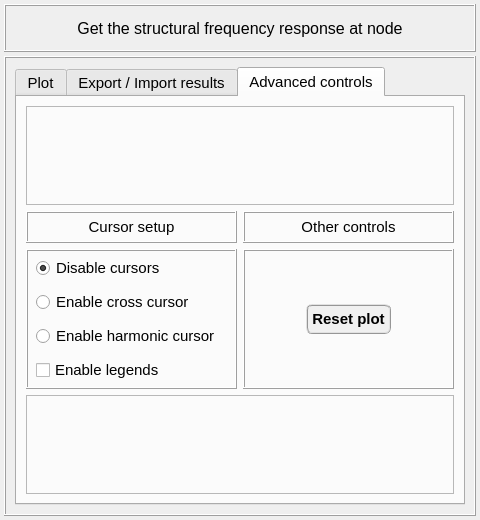
The window that data/user_input/ui/plots_/results_/structural_/plot_structural_frequency_response_input.ui (open-pulse/OpenPulse) describes before a commit, drawn with Qt 5.
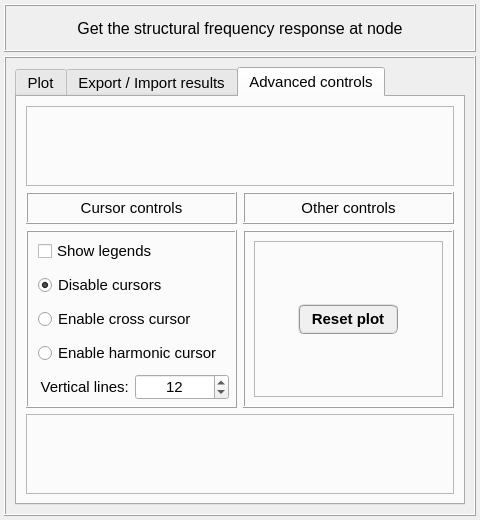
The same window after the commit. The open tabs and pages were chosen to show the change.

Commit message: Adding harmonic cursor to structural plots #165

```diff
--- a/data/user_input/ui/plots_/results_/structural_/plot_structural_frequency_response_input.ui
+++ b/data/user_input/ui/plots_/results_/structural_/plot_structural_frequency_response_input.ui
@@ -525,7 +525,7 @@
              <x>64</x>
              <y>44</y>
              <width>109</width>
-             <height>85</height>
+             <height>92</height>
             </rect>
            </property>
            <layout class="QGridLayout" name="gridLayout">
@@ -1330,7 +1330,10 @@
                  <property name="bottomMargin">
                   <number>2</number>
                  </property>
-                 <property name="spacing">
+                 <property name="horizontalSpacing">
+                  <number>6</number>
+                 </property>
+                 <property name="verticalSpacing">
                   <number>2</number>
                  </property>
                  <item row="0" column="4">
@@ -1375,7 +1378,7 @@
                    </property>
                    <property name="maximumSize">
                     <size>
-                     <width>160</width>
+                     <width>180</width>
                      <height>25</height>
                     </size>
                    </property>
@@ -1397,7 +1400,7 @@
                   </widget>
                  </item>
                  <item row="0" column="3">
-                  <widget class="QSpinBox" name="spinBox">
+                  <widget class="QSpinBox" name="spinBox_skiprows">
                    <property name="minimumSize">
                     <size>
                      <width>0</width>
@@ -1714,7 +1717,7 @@
           </item>
          </layout>
         </widget>
-        <widget class="QWidget" name="tab">
+        <widget class="QWidget" name="tab_advanced">
          <attribute name="title">
           <string>Advanced controls</string>
          </attribute>
@@ -1780,7 +1783,7 @@
                 </font>
                </property>
                <property name="text">
-                <string>Cursor setup</string>
+                <string>Cursor controls</string>
                </property>
                <property name="alignment">
                 <set>Qt::AlignCenter</set>
@@ -1890,11 +1893,93 @@
              <property name="bottomMargin">
               <number>4</number>
              </property>
-             <property name="horizontalSpacing">
+             <property name="spacing">
               <number>4</number>
              </property>
-             <property name="verticalSpacing">
-              <number>8</number>
+             <item row="3" column="0">
+              <widget class="QFrame" name="frame_15">
+               <property name="frameShape">
+                <enum>QFrame::NoFrame</enum>
+               </property>
+               <property name="frameShadow">
+                <enum>QFrame::Raised</enum>
+               </property>
+               <layout class="QGridLayout" name="gridLayout_15">
+                <property name="leftMargin">
+                 <number>2</number>
+                </property>
+                <property name="topMargin">
+                 <number>2</number>
+                </property>
+                <property name="rightMargin">
+                 <number>2</number>
+                </property>
+                <property name="bottomMargin">
+                 <number>2</number>
+                </property>
+                <property name="spacing">
+                 <number>2</number>
+                </property>
+                <item row="0" column="0">
+                 <widget class="QRadioButton" name="radioButton_harmonic_cursor">
+                  <property name="minimumSize">
+                   <size>
+                    <width>75</width>
+                    <height>26</height>
+                   </size>
+                  </property>
+                  <property name="maximumSize">
+                   <size>
+                    <width>200</width>
+                    <height>26</height>
+                   </size>
+                  </property>
+                  <property name="font">
+                   <font>
+                    <family>Arial</family>
+                    <pointsize>11</pointsize>
+                    <weight>50</weight>
+                    <italic>false</italic>
+                    <bold>false</bold>
+                   </font>
+                  </property>
+                  <property name="text">
+                   <string>Enable harmonic cursor</string>
+                  </property>
+                  <property name="checked">
+                   <bool>false</bool>
+                  </property>
+                  <attribute name="buttonGroup">
+                   <string notr="true">buttonGroup</string>
+                  </attribute>
+                 </widget>
+                </item>
+               </layout>
+              </widget>
+             </item>
+             <item row="1" column="0">
+              <widget class="QFrame" name="frame_17">
+               <property name="frameShape">
+                <enum>QFrame::NoFrame</enum>
+               </property>
+               <property name="frameShadow">
+                <enum>QFrame::Raised</enum>
+               </property>
+               <layout class="QGridLayout" name="gridLayout_17">
+                <property name="leftMargin">
+                 <number>2</number>
+                </property>
+                <property name="topMargin">
+                 <number>2</number>
+                </property>
+                <property name="rightMargin">
+                 <number>2</number>
+                </property>
+                <property name="bottomMargin">
+                 <number>2</number>
+                </property>
+                <property name="spacing">
+                 <number>2</number>
              </property>
              <item row="0" column="0">
               <widget class="QRadioButton" name="radioButton_disable_cursors">
@@ -1925,40 +2010,39 @@
                <property name="checked">
                 <bool>true</bool>
                </property>
-              </widget>
-             </item>
-             <item row="3" column="0">
-              <widget class="QCheckBox" name="checkBox_legends">
-               <property name="minimumSize">
-                <size>
-                 <width>75</width>
-                 <height>26</height>
-                </size>
+                  <attribute name="buttonGroup">
+                   <string notr="true">buttonGroup</string>
+                  </attribute>
+                 </widget>
+                </item>
+               </layout>
+              </widget>
+             </item>
+             <item row="2" column="0">
+              <widget class="QFrame" name="frame_16">
+               <property name="frameShape">
+                <enum>QFrame::NoFrame</enum>
                </property>
-               <property name="maximumSize">
-                <size>
-                 <width>200</width>
-                 <height>26</height>
-                </size>
+               <property name="frameShadow">
+                <enum>QFrame::Raised</enum>
                </property>
-               <property name="font">
-                <font>
-                 <family>Arial</family>
-                 <pointsize>11</pointsize>
-                 <weight>50</weight>
-                 <italic>false</italic>
-                 <bold>false</bold>
-                </font>
-               </property>
-               <property name="text">
-                <string>Enable legends</string>
-               </property>
-               <property name="checked">
-                <bool>false</bool>
-               </property>
-              </widget>
-             </item>
-             <item row="1" column="0">
+               <layout class="QGridLayout" name="gridLayout_16">
+                <property name="leftMargin">
+                 <number>2</number>
+                </property>
+                <property name="topMargin">
+                 <number>2</number>
+                </property>
+                <property name="rightMargin">
+                 <number>2</number>
+                </property>
+                <property name="bottomMargin">
+                 <number>2</number>
+                </property>
+                <property name="spacing">
+                 <number>2</number>
+                </property>
+                <item row="0" column="0">
               <widget class="QRadioButton" name="radioButton_cross_cursor">
                <property name="minimumSize">
                 <size>
@@ -1987,10 +2071,40 @@
                <property name="checked">
                 <bool>false</bool>
                </property>
-              </widget>
-             </item>
-             <item row="2" column="0">
-              <widget class="QRadioButton" name="radioButton_harmonic_cursor">
+                  <attribute name="buttonGroup">
+                   <string notr="true">buttonGroup</string>
+                  </attribute>
+                 </widget>
+                </item>
+               </layout>
+              </widget>
+             </item>
+             <item row="0" column="0">
+              <widget class="QFrame" name="frame_legends">
+               <property name="frameShape">
+                <enum>QFrame::NoFrame</enum>
+               </property>
+               <property name="frameShadow">
+                <enum>QFrame::Raised</enum>
+               </property>
+               <layout class="QGridLayout" name="gridLayout_14">
+                <property name="leftMargin">
+                 <number>2</number>
+                </property>
+                <property name="topMargin">
+                 <number>2</number>
+                </property>
+                <property name="rightMargin">
+                 <number>2</number>
+                </property>
+                <property name="bottomMargin">
+                 <number>2</number>
+                </property>
+                <property name="spacing">
+                 <number>2</number>
+                </property>
+                <item row="0" column="0">
+                 <widget class="QCheckBox" name="checkBox_legends">
                <property name="minimumSize">
                 <size>
                  <width>75</width>
@@ -2013,11 +2127,97 @@
                 </font>
                </property>
                <property name="text">
-                <string>Enable harmonic cursor</string>
+                   <string>Show legends</string>
                </property>
                <property name="checked">
                 <bool>false</bool>
                </property>
+                 </widget>
+                </item>
+               </layout>
+              </widget>
+             </item>
+             <item row="4" column="0">
+              <widget class="QFrame" name="frame_vertical_lines">
+               <property name="frameShape">
+                <enum>QFrame::NoFrame</enum>
+               </property>
+               <property name="frameShadow">
+                <enum>QFrame::Raised</enum>
+               </property>
+               <layout class="QGridLayout" name="gridLayout_13">
+                <property name="leftMargin">
+                 <number>2</number>
+                </property>
+                <property name="topMargin">
+                 <number>2</number>
+                </property>
+                <property name="rightMargin">
+                 <number>2</number>
+                </property>
+                <property name="bottomMargin">
+                 <number>2</number>
+                </property>
+                <property name="spacing">
+                 <number>2</number>
+                </property>
+                <item row="0" column="1">
+                 <widget class="QSpinBox" name="spinBox_vertical_lines">
+                  <property name="minimumSize">
+                   <size>
+                    <width>0</width>
+                    <height>26</height>
+                   </size>
+                  </property>
+                  <property name="maximumSize">
+                   <size>
+                    <width>16777215</width>
+                    <height>26</height>
+                   </size>
+                  </property>
+                  <property name="alignment">
+                   <set>Qt::AlignCenter</set>
+                  </property>
+                  <property name="minimum">
+                   <number>2</number>
+                  </property>
+                  <property name="maximum">
+                   <number>20</number>
+                  </property>
+                  <property name="value">
+                   <number>12</number>
+                  </property>
+                 </widget>
+                </item>
+                <item row="0" column="0">
+                 <widget class="QLabel" name="label_2">
+                  <property name="minimumSize">
+                   <size>
+                    <width>0</width>
+                    <height>26</height>
+                   </size>
+                  </property>
+                  <property name="maximumSize">
+                   <size>
+                    <width>16777215</width>
+                    <height>26</height>
+                   </size>
+                  </property>
+                  <property name="baseSize">
+                   <size>
+                    <width>0</width>
+                    <height>0</height>
+                   </size>
+                  </property>
+                  <property name="text">
+                   <string>Vertical lines: </string>
+                  </property>
+                  <property name="alignment">
+                   <set>Qt::AlignRight|Qt::AlignTrailing|Qt::AlignVCenter</set>
+                  </property>
+                 </widget>
+                </item>
+               </layout>
               </widget>
              </item>
             </layout>
@@ -2032,17 +2232,26 @@
              <enum>QFrame::Raised</enum>
             </property>
             <layout class="QGridLayout" name="gridLayout_11">
+             <item row="3" column="0">
+              <widget class="QFrame" name="frame_14">
+               <property name="frameShape">
+                <enum>QFrame::StyledPanel</enum>
+               </property>
+               <property name="frameShadow">
+                <enum>QFrame::Raised</enum>
+               </property>
+               <layout class="QGridLayout" name="gridLayout_12">
              <item row="0" column="0">
               <widget class="QPushButton" name="pushButton_ResetPlot">
                <property name="minimumSize">
                 <size>
-                 <width>85</width>
+                    <width>100</width>
                  <height>30</height>
                 </size>
                </property>
                <property name="maximumSize">
                 <size>
-                 <width>85</width>
+                    <width>100</width>
                  <height>30</height>
                 </size>
                </property>
@@ -2068,6 +2277,9 @@
             </layout>
            </widget>
           </item>
+            </layout>
+           </widget>
+          </item>
           <item row="3" column="0" colspan="2">
            <widget class="QFrame" name="frame_11">
             <property name="frameShape">
```
Left out of the diff: 3 changed lines with no effect on the pictures. Lines whose indentation alone changed are shown as unchanged. The commit also changes 15 other files.
